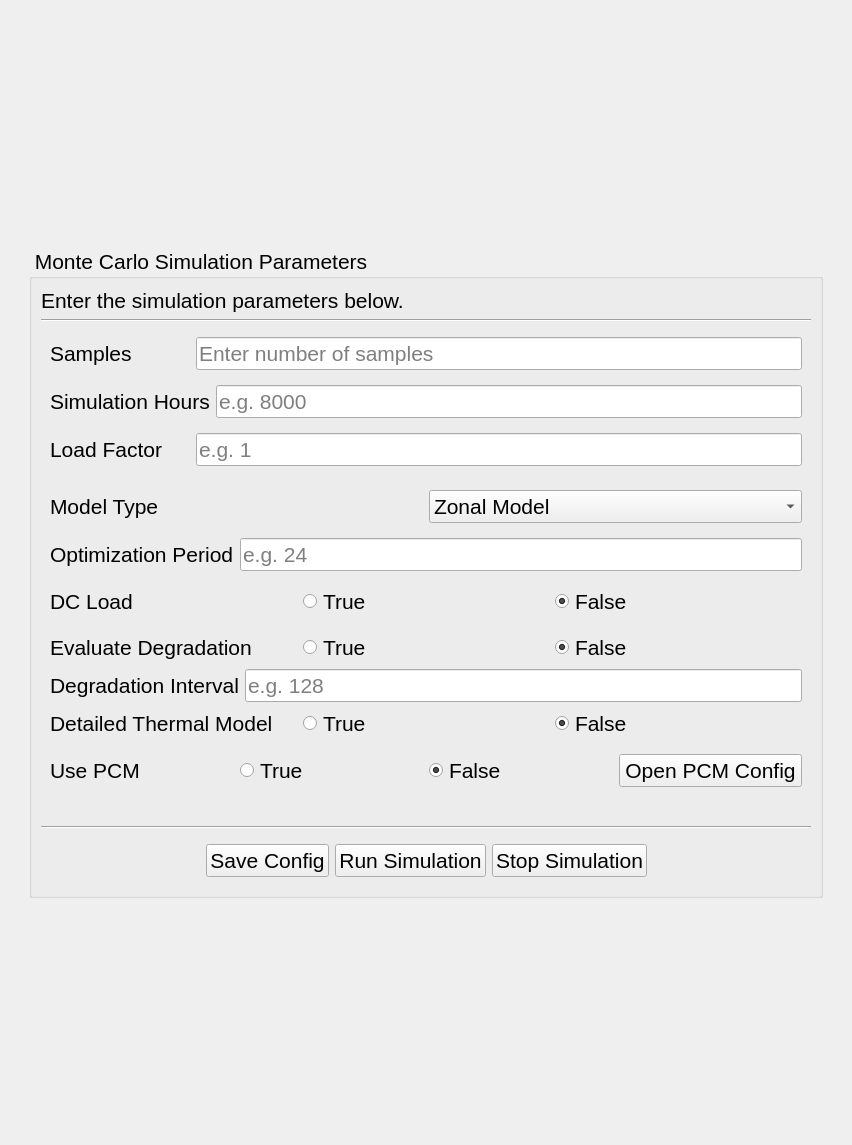
The window that progress/ui/forms/simulation/simulation.ui (sandialabs/snl-progress) describes before a commit, drawn with Qt 5.
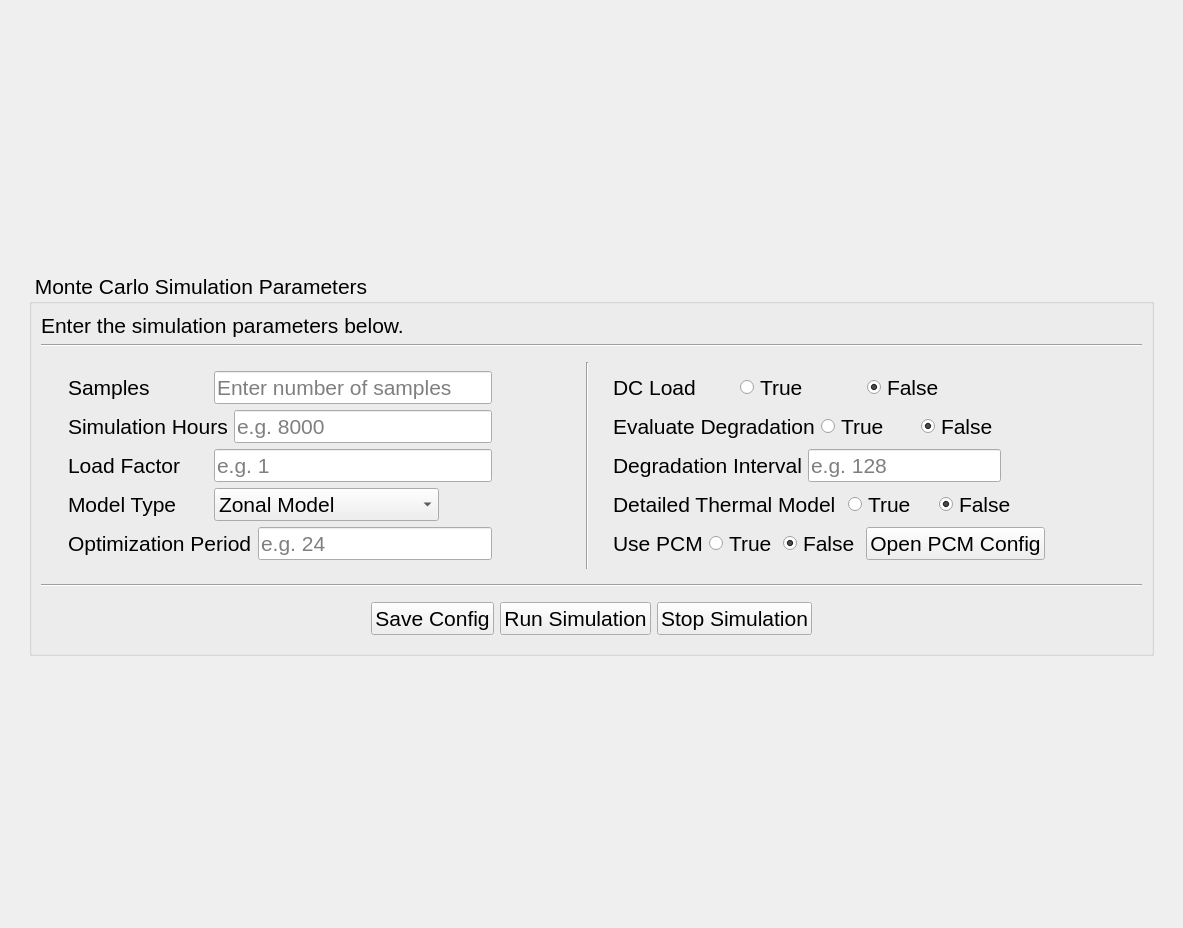
The same window after the commit. Icons and pictures are not drawn.

```diff
--- a/progress/ui/forms/simulation/simulation.ui
+++ b/progress/ui/forms/simulation/simulation.ui
@@ -6,8 +6,8 @@
    <rect>
     <x>0</x>
     <y>0</y>
-    <width>852</width>
-    <height>1145</height>
+    <width>1183</width>
+    <height>928</height>
    </rect>
   </property>
   <property name="windowTitle">
@@ -74,11 +74,32 @@
              </widget>
             </item>
             <item>
+             <widget class="QFrame" name="frame_center">
+              <property name="frameShape">
+               <enum>QFrame::NoFrame</enum>
+              </property>
+              <property name="frameShadow">
+               <enum>QFrame::Plain</enum>
+              </property>
+              <layout class="QHBoxLayout" name="horizontalLayout_8">
+               <item>
+                <widget class="QFrame" name="frame_progress_params">
+                 <property name="frameShape">
+                  <enum>QFrame::NoFrame</enum>
+                 </property>
+                 <property name="frameShadow">
+                  <enum>QFrame::Plain</enum>
+                 </property>
+                 <layout class="QVBoxLayout" name="verticalLayout_2">
+                  <item>
              <widget class="QFrame" name="frame_samples">
               <property name="frameShape">
                <enum>QFrame::NoFrame</enum>
               </property>
               <layout class="QHBoxLayout" name="horizontalLayout_samples">
+                     <property name="topMargin">
+                      <number>0</number>
+                     </property>
                <property name="bottomMargin">
                 <number>0</number>
                </property>
@@ -102,6 +123,23 @@
                  </property>
                 </widget>
                </item>
+                     <item>
+                      <widget class="QPushButton" name="btn_info_samples">
+                       <property name="icon">
+                        <iconset resource="../../../resources.qrc">
+                         <normaloff>:/icons/Images/icons/about.png</normaloff>:/icons/Images/icons/about.png</iconset>
+                       </property>
+                       <property name="iconSize">
+                        <size>
+                         <width>40</width>
+                         <height>40</height>
+                        </size>
+                       </property>
+                       <property name="flat">
+                        <bool>true</bool>
+                       </property>
+                      </widget>
+                     </item>
               </layout>
              </widget>
             </item>
@@ -111,6 +149,9 @@
                <enum>QFrame::NoFrame</enum>
               </property>
               <layout class="QHBoxLayout" name="horizontalLayout_hours">
+                     <property name="topMargin">
+                      <number>0</number>
+                     </property>
                <property name="bottomMargin">
                 <number>0</number>
                </property>
@@ -137,6 +178,26 @@
                  </property>
                 </widget>
                </item>
+                     <item>
+                      <widget class="QPushButton" name="btn_info_hours">
+                       <property name="text">
+                        <string/>
+                       </property>
+                       <property name="icon">
+                        <iconset resource="../../../resources.qrc">
+                         <normaloff>:/icons/Images/icons/about.png</normaloff>:/icons/Images/icons/about.png</iconset>
+                       </property>
+                       <property name="iconSize">
+                        <size>
+                         <width>40</width>
+                         <height>40</height>
+                        </size>
+                       </property>
+                       <property name="flat">
+                        <bool>true</bool>
+                       </property>
+                      </widget>
+                     </item>
               </layout>
              </widget>
             </item>
@@ -146,6 +207,12 @@
                <enum>QFrame::NoFrame</enum>
               </property>
               <layout class="QHBoxLayout" name="horizontalLayout_load_factor">
+                     <property name="topMargin">
+                      <number>0</number>
+                     </property>
+                     <property name="bottomMargin">
+                      <number>0</number>
+                     </property>
                <item>
                 <widget class="QLabel" name="label_load_factor">
                  <property name="minimumSize">
@@ -169,6 +236,26 @@
                  </property>
                 </widget>
                </item>
+                     <item>
+                      <widget class="QPushButton" name="btn_info_load_factor">
+                       <property name="text">
+                        <string/>
+                       </property>
+                       <property name="icon">
+                        <iconset resource="../../../resources.qrc">
+                         <normaloff>:/icons/Images/icons/about.png</normaloff>:/icons/Images/icons/about.png</iconset>
+                       </property>
+                       <property name="iconSize">
+                        <size>
+                         <width>40</width>
+                         <height>40</height>
+                        </size>
+                       </property>
+                       <property name="flat">
+                        <bool>true</bool>
+                       </property>
+                      </widget>
+                     </item>
               </layout>
              </widget>
             </item>
@@ -178,6 +265,9 @@
                <enum>QFrame::NoFrame</enum>
               </property>
               <layout class="QHBoxLayout" name="horizontalLayout_model_type">
+                     <property name="topMargin">
+                      <number>0</number>
+                     </property>
                <property name="bottomMargin">
                 <number>0</number>
                </property>
@@ -213,6 +303,39 @@
                  </item>
                 </widget>
                </item>
+                     <item>
+                      <spacer name="spacer_model">
+                       <property name="orientation">
+                        <enum>Qt::Horizontal</enum>
+                       </property>
+                       <property name="sizeHint" stdset="0">
+                        <size>
+                         <width>40</width>
+                         <height>20</height>
+                        </size>
+                       </property>
+                      </spacer>
+                     </item>
+                     <item>
+                      <widget class="QPushButton" name="btn_info_model_type">
+                       <property name="text">
+                        <string/>
+                       </property>
+                       <property name="icon">
+                        <iconset resource="../../../resources.qrc">
+                         <normaloff>:/icons/Images/icons/about.png</normaloff>:/icons/Images/icons/about.png</iconset>
+                       </property>
+                       <property name="iconSize">
+                        <size>
+                         <width>40</width>
+                         <height>40</height>
+                        </size>
+                       </property>
+                       <property name="flat">
+                        <bool>true</bool>
+                       </property>
+                      </widget>
+                     </item>
               </layout>
              </widget>
             </item>
@@ -225,6 +348,9 @@
                <enum>QFrame::Plain</enum>
               </property>
               <layout class="QHBoxLayout" name="horizontalLayout_2">
+                     <property name="topMargin">
+                      <number>0</number>
+                     </property>
                <property name="bottomMargin">
                 <number>0</number>
                </property>
@@ -260,9 +386,51 @@
                  </property>
                 </widget>
                </item>
+                     <item>
+                      <widget class="QPushButton" name="btn_info_opt_period">
+                       <property name="text">
+                        <string/>
+                       </property>
+                       <property name="icon">
+                        <iconset resource="../../../resources.qrc">
+                         <normaloff>:/icons/Images/icons/about.png</normaloff>:/icons/Images/icons/about.png</iconset>
+                       </property>
+                       <property name="iconSize">
+                        <size>
+                         <width>40</width>
+                         <height>40</height>
+                        </size>
+                       </property>
+                       <property name="flat">
+                        <bool>true</bool>
+                       </property>
+                      </widget>
+                     </item>
               </layout>
              </widget>
             </item>
+                 </layout>
+                </widget>
+               </item>
+               <item>
+                <widget class="QFrame" name="line_seperator_3">
+                 <property name="frameShape">
+                  <enum>QFrame::VLine</enum>
+                 </property>
+                 <property name="frameShadow">
+                  <enum>QFrame::Sunken</enum>
+                 </property>
+                </widget>
+               </item>
+               <item>
+                <widget class="QFrame" name="frame_pcm_params">
+                 <property name="frameShape">
+                  <enum>QFrame::NoFrame</enum>
+                 </property>
+                 <property name="frameShadow">
+                  <enum>QFrame::Plain</enum>
+                 </property>
+                 <layout class="QVBoxLayout" name="verticalLayout_3">
             <item>
              <widget class="QFrame" name="frame_dc_load">
               <property name="frameShape">
@@ -272,6 +440,9 @@
                <enum>QFrame::Plain</enum>
               </property>
               <layout class="QHBoxLayout" name="horizontalLayout_6">
+                     <property name="topMargin">
+                      <number>0</number>
+                     </property>
                <property name="bottomMargin">
                 <number>0</number>
                </property>
@@ -299,6 +470,26 @@
                  </property>
                 </widget>
                </item>
+                     <item>
+                      <widget class="QPushButton" name="btn_info_dc_load">
+                       <property name="text">
+                        <string/>
+                       </property>
+                       <property name="icon">
+                        <iconset resource="../../../resources.qrc">
+                         <normaloff>:/icons/Images/icons/about.png</normaloff>:/icons/Images/icons/about.png</iconset>
+                       </property>
+                       <property name="iconSize">
+                        <size>
+                         <width>40</width>
+                         <height>40</height>
+                        </size>
+                       </property>
+                       <property name="flat">
+                        <bool>true</bool>
+                       </property>
+                      </widget>
+                     </item>
               </layout>
              </widget>
             </item>
@@ -317,6 +508,9 @@
                <enum>QFrame::Raised</enum>
               </property>
               <layout class="QHBoxLayout" name="horizontalLayout_3">
+                     <property name="topMargin">
+                      <number>0</number>
+                     </property>
                <property name="bottomMargin">
                 <number>0</number>
                </property>
@@ -344,6 +538,26 @@
                  </property>
                 </widget>
                </item>
+                     <item>
+                      <widget class="QPushButton" name="btn_info_degradation_eval">
+                       <property name="text">
+                        <string/>
+                       </property>
+                       <property name="icon">
+                        <iconset resource="../../../resources.qrc">
+                         <normaloff>:/icons/Images/icons/about.png</normaloff>:/icons/Images/icons/about.png</iconset>
+                       </property>
+                       <property name="iconSize">
+                        <size>
+                         <width>40</width>
+                         <height>40</height>
+                        </size>
+                       </property>
+                       <property name="flat">
+                        <bool>true</bool>
+                       </property>
+                      </widget>
+                     </item>
               </layout>
              </widget>
             </item>
@@ -382,6 +596,39 @@
                  </property>
                 </widget>
                </item>
+                     <item>
+                      <spacer name="horizontalSpacer">
+                       <property name="orientation">
+                        <enum>Qt::Horizontal</enum>
+                       </property>
+                       <property name="sizeHint" stdset="0">
+                        <size>
+                         <width>40</width>
+                         <height>20</height>
+                        </size>
+                       </property>
+                      </spacer>
+                     </item>
+                     <item>
+                      <widget class="QPushButton" name="btn_info_degradation_int">
+                       <property name="text">
+                        <string/>
+                       </property>
+                       <property name="icon">
+                        <iconset resource="../../../resources.qrc">
+                         <normaloff>:/icons/Images/icons/about.png</normaloff>:/icons/Images/icons/about.png</iconset>
+                       </property>
+                       <property name="iconSize">
+                        <size>
+                         <width>40</width>
+                         <height>40</height>
+                        </size>
+                       </property>
+                       <property name="flat">
+                        <bool>true</bool>
+                       </property>
+                      </widget>
+                     </item>
               </layout>
              </widget>
             </item>
@@ -430,6 +677,26 @@
                  </property>
                 </widget>
                </item>
+                     <item>
+                      <widget class="QPushButton" name="btn_info_detailed_model">
+                       <property name="text">
+                        <string/>
+                       </property>
+                       <property name="icon">
+                        <iconset resource="../../../resources.qrc">
+                         <normaloff>:/icons/Images/icons/about.png</normaloff>:/icons/Images/icons/about.png</iconset>
+                       </property>
+                       <property name="iconSize">
+                        <size>
+                         <width>40</width>
+                         <height>40</height>
+                        </size>
+                       </property>
+                       <property name="flat">
+                        <bool>true</bool>
+                       </property>
+                      </widget>
+                     </item>
               </layout>
              </widget>
             </item>
@@ -442,6 +709,12 @@
                <enum>QFrame::Plain</enum>
               </property>
               <layout class="QHBoxLayout" name="horizontalLayout_7">
+                     <property name="topMargin">
+                      <number>0</number>
+                     </property>
+                     <property name="bottomMargin">
+                      <number>0</number>
+                     </property>
                <item>
                 <widget class="QLabel" name="label_use_pcm">
                  <property name="text">
@@ -473,18 +746,33 @@
                  </property>
                 </widget>
                </item>
-              </layout>
-             </widget>
-            </item>
             <item>
-             <widget class="QFrame" name="frame_pcm_params">
-              <property name="frameShape">
-               <enum>QFrame::NoFrame</enum>
-              </property>
-              <property name="frameShadow">
-               <enum>QFrame::Raised</enum>
-              </property>
-              <layout class="QVBoxLayout" name="verticalLayout"/>
+                      <widget class="QPushButton" name="btn_info_use_pcm">
+                       <property name="text">
+                        <string/>
+                       </property>
+                       <property name="icon">
+                        <iconset resource="../../../resources.qrc">
+                         <normaloff>:/icons/Images/icons/about.png</normaloff>:/icons/Images/icons/about.png</iconset>
+                       </property>
+                       <property name="iconSize">
+                        <size>
+                         <width>40</width>
+                         <height>40</height>
+                        </size>
+                       </property>
+                       <property name="flat">
+                        <bool>true</bool>
+                       </property>
+                      </widget>
+                     </item>
+                    </layout>
+                   </widget>
+                  </item>
+                 </layout>
+                </widget>
+               </item>
+              </layout>
              </widget>
             </item>
             <item>
```
Left out of the diff: 6 changed lines with no effect on the pictures. Lines whose indentation alone changed are shown as unchanged.
